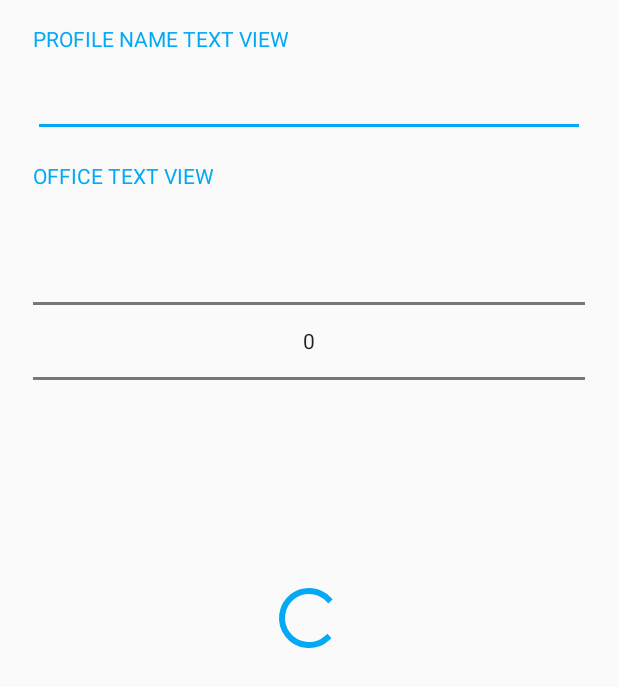
After one commit to carlos-martin/OffiMate-Android, an Android app: the layout activity_edit_profile.xml on its own in the app's theme, with its tools: preview values and no code run, on a phone screen of 412 x 824 dp. The commit adds this screen. Shown: the top 687 px of the screen. Run offline under Robolectric (Android 15) with nearby library versions, the phone set to English and light mode, and no system bars.

Commit message:
OffiMate: Added access to edit profile and create new office. Added activity for edit profile. Edit profile activity WIP

```diff
--- a/app/build.gradle
+++ b/app/build.gradle
@@ -37,4 +37,5 @@ dependencies {
 
 
 
+
 apply plugin: 'com.google.gms.google-services'
--- a/app/src/main/AndroidManifest.xml
+++ b/app/src/main/AndroidManifest.xml
@@ -33,7 +33,8 @@
         <activity android:name=".activities.coworkers.SendBoostCard2Activity" />
         <activity android:name=".activities.main.ChannelActivity" />
         <activity android:name=".activities.profile.BoostCardListActivity" />
-        <activity android:name=".activities.profile.BoostCardActivity"></activity>
+        <activity android:name=".activities.profile.BoostCardActivity" />
+        <activity android:name=".activities.profile.EditProfileActivity"></activity>
     </application>
 
 </manifest>
--- a/app/src/main/java/app/android/carlosmartin/offimate/activities/onboard/LoginActivity.java
+++ b/app/src/main/java/app/android/carlosmartin/offimate/activities/onboard/LoginActivity.java
@@ -83,7 +83,7 @@ public class LoginActivity extends AppCompatActivity {
         this.textViewPassword = findViewById(R.id.textViewUserPassword);
         this.textViewPassword.setText("PASSWORD");
 
-        this.editTextEmail = findViewById(R.id.editTextUserEmail);
+        this.editTextEmail = findViewById(R.id.userNameEditText);
         this.editTextEmail.setHint("Enter your email...");
         this.editTextEmail.setOnKeyListener(new View.OnKeyListener() {
             @Override
--- a/app/src/main/res/layout/activity_boost_card_list.xml
+++ b/app/src/main/res/layout/activity_boost_card_list.xml
@@ -10,10 +10,7 @@
         android:id="@+id/inboxLoadingPanel"
         android:layout_width="match_parent"
         android:layout_height="match_parent"
-        android:layout_marginBottom="8dp"
-        android:layout_marginEnd="8dp"
-        android:layout_marginStart="8dp"
-        android:layout_marginTop="8dp"
+        android:layout_margin="0dp"
         app:layout_constraintBottom_toBottomOf="parent"
         app:layout_constraintEnd_toEndOf="parent"
         app:layout_constraintStart_toStartOf="parent"
--- a/app/src/main/res/layout/activity_coworker_list.xml
+++ b/app/src/main/res/layout/activity_coworker_list.xml
@@ -10,10 +10,7 @@
         android:id="@+id/coworkersLoadingPanel"
         android:layout_width="match_parent"
         android:layout_height="match_parent"
-        android:layout_marginBottom="8dp"
-        android:layout_marginEnd="8dp"
-        android:layout_marginStart="8dp"
-        android:layout_marginTop="8dp"
+        android:layout_margin="0dp"
         app:layout_constraintBottom_toBottomOf="parent"
         app:layout_constraintEnd_toEndOf="parent"
         app:layout_constraintStart_toStartOf="parent"
--- /dev/null
+++ b/app/src/main/res/layout/activity_edit_profile.xml
@@ -0,0 +1,72 @@
+<?xml version="1.0" encoding="utf-8"?>
+<android.support.constraint.ConstraintLayout xmlns:android="http://schemas.android.com/apk/res/android"
+    xmlns:app="http://schemas.android.com/apk/res-auto"
+    xmlns:tools="http://schemas.android.com/tools"
+    android:layout_width="match_parent"
+    android:layout_height="match_parent"
+    tools:context="app.android.carlosmartin.offimate.activities.profile.EditProfileActivity">
+
+    <RelativeLayout
+        android:id="@+id/editProfileLoadingPanel"
+        android:layout_width="match_parent"
+        android:layout_height="match_parent"
+        android:layout_margin="0dp"
+        app:layout_constraintBottom_toBottomOf="parent"
+        app:layout_constraintEnd_toEndOf="parent"
+        app:layout_constraintStart_toStartOf="parent"
+        app:layout_constraintTop_toTopOf="parent"
+        android:gravity="center" >
+        <ProgressBar
+            android:layout_width="wrap_content"
+            android:layout_height="wrap_content"
+            android:layout_centerHorizontal="true"
+            android:layout_centerVertical="true"
+            android:indeterminate="true"
+            android:id="@+id/progressBar3" />
+    </RelativeLayout>
+
+    <LinearLayout
+        android:layout_width="match_parent"
+        android:layout_height="match_parent"
+        android:orientation="vertical">
+        <TextView
+            android:id="@+id/headerNameTextView"
+            android:layout_width="match_parent"
+            android:layout_height="22dp"
+            android:layout_marginEnd="22dp"
+            android:layout_marginStart="22dp"
+            android:layout_marginTop="16dp"
+            android:text="PROFILE NAME TEXT VIEW"
+            android:textColor="@color/colorAccent" />
+
+        <EditText
+            android:id="@+id/userNameEditText"
+            android:layout_width="match_parent"
+            android:layout_height="wrap_content"
+            android:layout_marginEnd="22dp"
+            android:layout_marginStart="22dp"
+            android:layout_marginTop="8dp"
+            android:ems="10"
+            android:inputType="textEmailAddress"/>
+
+        <TextView
+            android:id="@+id/headerOfficeTextView"
+            android:layout_width="match_parent"
+            android:layout_height="22dp"
+            android:layout_marginEnd="22dp"
+            android:layout_marginStart="22dp"
+            android:layout_marginTop="16dp"
+            android:text="OFFICE TEXT VIEW"
+            android:textColor="@color/colorAccent"/>
+
+        <NumberPicker
+            android:id="@+id/officeNumberPicker"
+            android:layout_width="match_parent"
+            android:layout_height="wrap_content"
+            android:layout_marginEnd="22dp"
+            android:layout_marginStart="22dp"
+            android:layout_marginTop="8dp"/>
+    </LinearLayout>
+
+
+</android.support.constraint.ConstraintLayout>
--- a/app/src/main/res/layout/activity_loading.xml
+++ b/app/src/main/res/layout/activity_loading.xml
@@ -10,10 +10,7 @@
         android:id="@+id/loadingPanel"
         android:layout_width="match_parent"
         android:layout_height="match_parent"
-        android:layout_marginBottom="8dp"
-        android:layout_marginEnd="8dp"
-        android:layout_marginStart="8dp"
-        android:layout_marginTop="8dp"
+        android:layout_margin="0dp"
         app:layout_constraintBottom_toBottomOf="parent"
         app:layout_constraintEnd_toEndOf="parent"
         app:layout_constraintStart_toStartOf="parent"
--- a/app/src/main/res/layout/activity_login.xml
+++ b/app/src/main/res/layout/activity_login.xml
@@ -43,7 +43,7 @@
         app:layout_constraintTop_toTopOf="parent" />
 
     <EditText
-        android:id="@+id/editTextUserEmail"
+        android:id="@+id/userNameEditText"
         android:layout_width="match_parent"
         android:layout_height="wrap_content"
         android:layout_marginEnd="22dp"
@@ -66,7 +66,7 @@
         android:textColor="@color/colorAccent"
         app:layout_constraintEnd_toEndOf="parent"
         app:layout_constraintStart_toStartOf="parent"
-        app:layout_constraintTop_toBottomOf="@+id/editTextUserEmail" />
+        app:layout_constraintTop_toBottomOf="@+id/userNameEditText" />
 
     <EditText
         android:id="@+id/editTextUserPassword"
--- a/app/src/main/res/layout/activity_sign_up_offices.xml
+++ b/app/src/main/res/layout/activity_sign_up_offices.xml
@@ -10,10 +10,7 @@
         android:id="@+id/officesLoadingPanel"
         android:layout_width="match_parent"
         android:layout_height="match_parent"
-        android:layout_marginBottom="8dp"
-        android:layout_marginEnd="8dp"
-        android:layout_marginStart="8dp"
-        android:layout_marginTop="8dp"
+        android:layout_margin="0dp"
         app:layout_constraintBottom_toBottomOf="parent"
         app:layout_constraintEnd_toEndOf="parent"
         app:layout_constraintStart_toStartOf="parent"
--- a/app/src/main/res/layout/activity_sign_up_password.xml
+++ b/app/src/main/res/layout/activity_sign_up_password.xml
@@ -10,10 +10,7 @@
         android:id="@+id/signUpLoadingPanel"
         android:layout_width="match_parent"
         android:layout_height="match_parent"
-        android:layout_marginBottom="8dp"
-        android:layout_marginEnd="8dp"
-        android:layout_marginStart="8dp"
-        android:layout_marginTop="8dp"
+        android:layout_margin="0dp"
         app:layout_constraintBottom_toBottomOf="parent"
         app:layout_constraintEnd_toEndOf="parent"
         app:layout_constraintStart_toStartOf="parent"
--- a/app/src/main/res/layout/content_main.xml
+++ b/app/src/main/res/layout/content_main.xml
@@ -20,10 +20,7 @@
         android:id="@+id/mainLoadingPanel"
         android:layout_width="match_parent"
         android:layout_height="match_parent"
-        android:layout_marginBottom="8dp"
-        android:layout_marginEnd="8dp"
-        android:layout_marginStart="8dp"
-        android:layout_marginTop="8dp"
+        android:layout_margin="0dp"
         app:layout_constraintBottom_toBottomOf="parent"
         app:layout_constraintEnd_toEndOf="parent"
         app:layout_constraintStart_toStartOf="parent"
```
Also changed, not shown: app/src/main/java/app/android/carlosmartin/offimate/activities/LoadingActivity.java (+0 -59 lines), app/src/main/java/app/android/carlosmartin/offimate/activities/main/MainActivity.java (+20 -5 lines), app/src/main/java/app/android/carlosmartin/offimate/activities/profile/EditProfileActivity.java (added, +81 -0 lines), app/src/main/res/menu/activity_main_drawer.xml (+16 -2 lines), app/src/main/res/drawable-hdpi/ic_action_new_office.png (added), app/src/main/res/drawable-mdpi/ic_action_new_office.png (added), app/src/main/res/drawable-xhdpi/ic_action_new_office.png (added), app/src/main/res/drawable-xxhdpi/ic_action_new_office.png (added).
